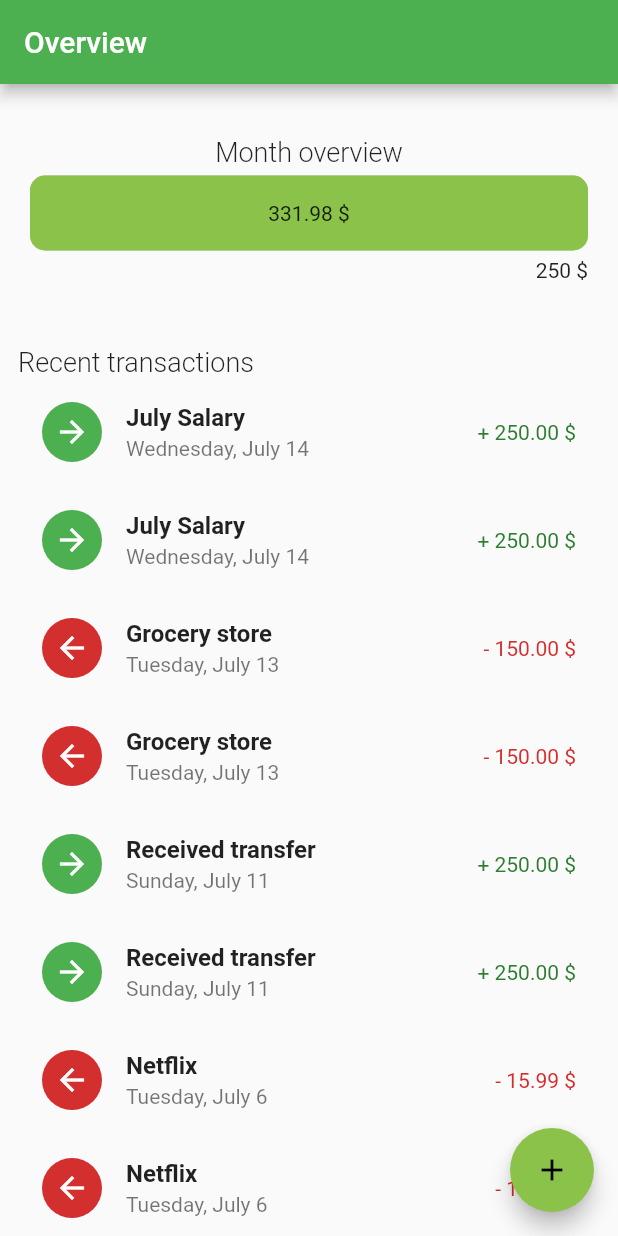
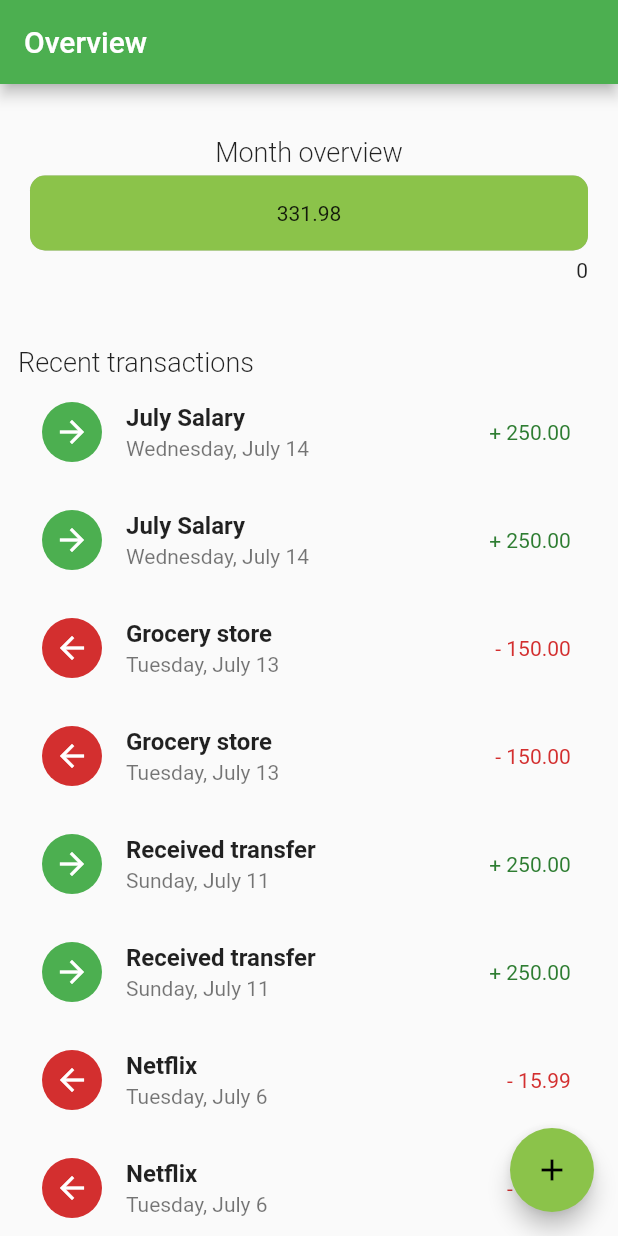
Before and after one commit to Denismr7/spending_planner, a Flutter app: the screen it shows once a user with an empty profile is signed in, on a phone screen of 412 x 824 dp. Run offline on Flutter 3.47's test engine with Material 2 defaults, Android fonts, the phone set to English and light mode, and no system bars; our stand-ins replace cloud_firestore, firebase_auth, firebase_core; accounts and stored records are empty.

```diff
--- /dev/null
+++ b/lib/helpers/transactions.dart
@@ -0,0 +1,5 @@
+import 'package:cloud_firestore/cloud_firestore.dart';
+
+void searchUserTransactions(String userId, int limit) {
+  FirebaseFirestore firestore = FirebaseFirestore.instance;
+}
--- a/lib/main.dart
+++ b/lib/main.dart
@@ -1,12 +1,16 @@
+import 'package:cloud_firestore/cloud_firestore.dart';
 import 'package:flutter/material.dart';
 
 import 'package:firebase_core/firebase_core.dart';
 import 'package:firebase_auth/firebase_auth.dart';
+import 'package:provider/provider.dart';
 
 import 'screens/overview.dart';
 import 'screens/loading.dart';
 import 'screens/error.dart';
 import 'screens/auth.dart';
+import 'providers/user.dart';
+import 'models/user.dart' as model;
 
 void main() {
   WidgetsFlutterBinding.ensureInitialized();
@@ -37,7 +41,31 @@ class _MyAppState extends State<MyApp> {
           }
 
           if (snapshot.hasData) {
-            return OverviewScreen();
+            // Returns a FutureBuilder in order to save the user data into provider
+            return FutureBuilder(
+                future: FirebaseFirestore.instance
+                    .collection('users')
+                    .doc(
+                      (snapshot.data as User).uid,
+                    )
+                    .get(),
+                builder: (ctx, snapshot) {
+                  if (snapshot.connectionState == ConnectionState.waiting) {
+                    return LoadingScreen();
+                  } else if (snapshot.hasError) {
+                    return ErrorScreen(snapshot.error.toString());
+                  }
+                  final response =
+                      snapshot.data as DocumentSnapshot<Map<String, dynamic>>;
+                  Provider.of<UserProvider>(ctx, listen: false)
+                      .setUser(response.id, response.data()!['email'], "", [
+                    model.UserSettings(
+                        model.Setting.Budget, response.data()!['budget']),
+                    model.UserSettings(
+                        model.Setting.Currency, response.data()!['currency']),
+                  ]);
+                  return OverviewScreen();
+                });
           }
 
           return AuthScreen();
@@ -60,7 +88,10 @@ class _MyAppState extends State<MyApp> {
               primarySwatch: Colors.green,
               accentColor: Colors.lightGreen,
             ),
-            home: _buildHome(snapshot),
+            home: ChangeNotifierProvider(
+              create: (ctx) => UserProvider(),
+              child: _buildHome(snapshot),
+            ),
             routes: {
               OverviewScreen.routeName: (ctx) => OverviewScreen(),
             },
--- a/lib/models/user.dart
+++ b/lib/models/user.dart
@@ -1,21 +1,26 @@
 class User {
   final String id;
   final String login;
-  final String password;
+  final String? password;
   final String name;
   final List<UserSettings> settings;
 
   const User({
     required this.id,
     required this.login,
-    required this.password,
     required this.name,
     required this.settings,
+    this.password,
   });
 }
 
 class UserSettings {
-  final String key;
+  final Setting key;
   final dynamic value;
   const UserSettings(this.key, this.value);
 }
+
+enum Setting {
+  Currency,
+  Budget,
+}
--- /dev/null
+++ b/lib/providers/user.dart
@@ -0,0 +1,19 @@
+import 'package:flutter/material.dart';
+
+import '../models/user.dart';
+
+class UserProvider extends ChangeNotifier {
+  User? _user;
+
+  User? get user => _user;
+
+  void setUser(
+      String id, String email, String name, List<UserSettings> settings) {
+    _user = User(id: id, login: email, name: name, settings: settings);
+  }
+
+  dynamic getSettingValue(Setting key) {
+    return _user?.settings.firstWhere((setting) => setting.key == key).value ??
+        null;
+  }
+}
--- a/lib/screens/overview.dart
+++ b/lib/screens/overview.dart
@@ -1,3 +1,4 @@
+import 'package:firebase_auth/firebase_auth.dart';
 import 'package:flutter/material.dart';
 
 import '../widgets/transaction_list.dart';
@@ -32,6 +33,7 @@ class OverviewScreen extends StatelessWidget {
         child: Column(
           crossAxisAlignment: CrossAxisAlignment.start,
           children: [
+            // TODO: Get user transactions
             ChartOverview(filterByCurrentMonth(transactionsMockSorted)),
             const SizedBox(
               height: 20,
--- a/lib/widgets/chart_overview.dart
+++ b/lib/widgets/chart_overview.dart
@@ -1,8 +1,11 @@
 import 'package:flutter/material.dart';
-import 'package:spending_planner/models/category.dart';
-import 'package:spending_planner/models/transaction.dart';
+import 'package:provider/provider.dart';
 
+import '../models/category.dart';
+import '../models/transaction.dart';
+import '../providers/user.dart';
 import 'horizontal_budget_chart.dart';
+import '../models/user.dart';
 
 class ChartOverview extends StatelessWidget {
   final List<Transaction> monthTransactions;
@@ -25,9 +28,11 @@ class ChartOverview extends StatelessWidget {
   @override
   Widget build(BuildContext context) {
     final totalSpending = getTotalSpending(monthTransactions);
-    // TODO: Get max spending amount and currency from user settings
-    final limit = 250;
-    final spentPercentage = totalSpending / limit;
+    final budget = Provider.of<UserProvider>(context, listen: false)
+        .getSettingValue(Setting.Budget);
+    final currency = Provider.of<UserProvider>(context, listen: false)
+        .getSettingValue(Setting.Currency);
+    final spentPercentage = totalSpending / budget;
     return Container(
       margin: const EdgeInsets.symmetric(vertical: 10),
       padding: const EdgeInsets.all(8.0),
@@ -50,7 +55,7 @@ class ChartOverview extends StatelessWidget {
             width: double.infinity,
             padding: const EdgeInsets.symmetric(vertical: 5),
             child: Text(
-              '$limit \$',
+              '$budget $currency',
               textAlign: TextAlign.right,
             ),
           ),
--- a/lib/widgets/horizontal_budget_chart.dart
+++ b/lib/widgets/horizontal_budget_chart.dart
@@ -1,4 +1,8 @@
 import 'package:flutter/material.dart';
+import 'package:provider/provider.dart';
+
+import '../models/user.dart';
+import '../providers/user.dart';
 
 class HorizontalBudgetChart extends StatelessWidget {
   const HorizontalBudgetChart({
@@ -13,6 +17,8 @@ class HorizontalBudgetChart extends StatelessWidget {
 
   @override
   Widget build(BuildContext context) {
+    final currency = Provider.of<UserProvider>(context, listen: false)
+        .getSettingValue(Setting.Currency);
     return Stack(
       children: [
         FractionallySizedBox(
@@ -44,7 +50,7 @@ class HorizontalBudgetChart extends StatelessWidget {
                       mainAxisAlignment: MainAxisAlignment.center,
                       children: [
                         Text(
-                          '${totalSpent.toStringAsFixed(2)} \$',
+                          '${totalSpent.toStringAsFixed(2)} $currency',
                           textAlign: TextAlign.center,
                         ),
                       ],
--- a/lib/widgets/transaction_item.dart
+++ b/lib/widgets/transaction_item.dart
@@ -1,7 +1,10 @@
 import 'package:flutter/material.dart';
 import 'package:intl/intl.dart';
+import 'package:provider/provider.dart';
 
-import 'package:spending_planner/models/category.dart';
+import '../models/category.dart';
+import '../models/user.dart';
+import '../providers/user.dart';
 
 class TransactionItem extends StatelessWidget {
   final String description;
@@ -23,6 +26,8 @@ class TransactionItem extends StatelessWidget {
   Widget build(BuildContext context) {
     var isIncome = categoryType == CategoryType.Incomes ? true : false;
     var symbol = isIncome ? "+" : "-";
+    final currency =
+        Provider.of<UserProvider>(context).getSettingValue(Setting.Currency);
     return ListTile(
       leading: CircleAvatar(
         backgroundColor: isIncome ? Colors.green[500] : expenseColor,
@@ -33,12 +38,11 @@ class TransactionItem extends StatelessWidget {
       ),
       title: Text(
         description,
-        style: TextStyle(fontWeight: FontWeight.bold),
+        style: const TextStyle(fontWeight: FontWeight.bold),
       ),
       subtitle: Text(DateFormat.MMMMEEEEd().format(date)),
       trailing: Text(
-        // TODO: Replace dollar symbol with user setting value for currency
-        '$symbol ${amount.toStringAsFixed(2)} \$',
+        '$symbol ${amount.toStringAsFixed(2)} $currency',
         style: TextStyle(
           color: isIncome ? Colors.green[800] : expenseColor,
         ),
--- a/pubspec.yaml
+++ b/pubspec.yaml
@@ -31,6 +31,8 @@ dependencies:
   # Use with the CupertinoIcons class for iOS style icons.
   cupertino_icons: ^1.0.2
   intl: ^0.17.0
+  cloud_firestore: ^2.3.0
+  provider: ^5.0.0
 
 dev_dependencies:
   flutter_test:
```
Also changed, not shown: pubspec.lock.
